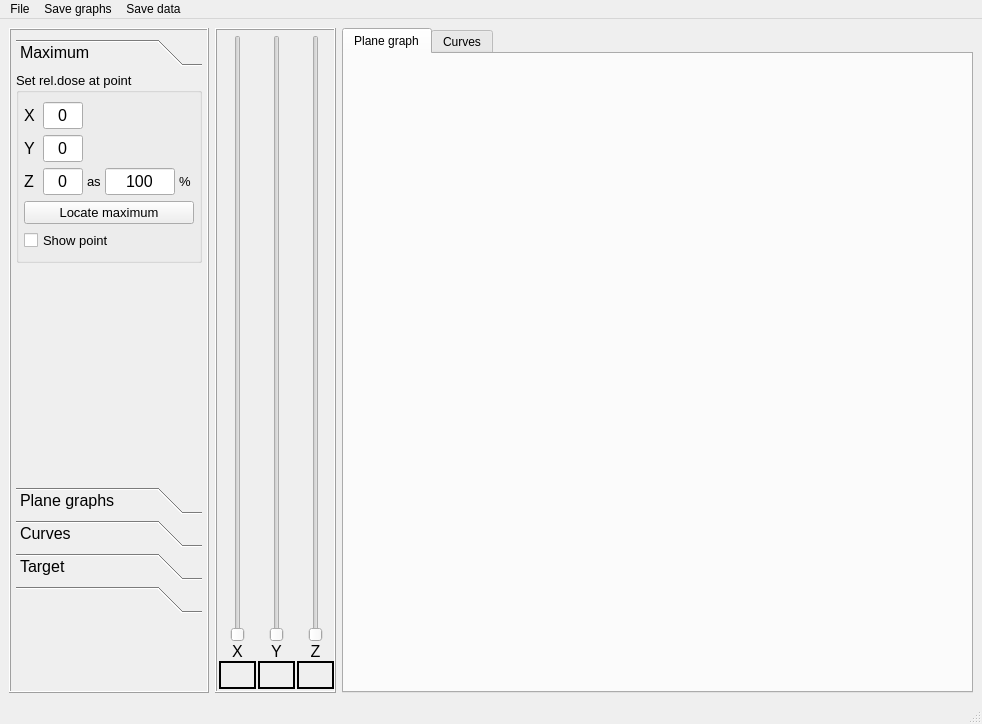
First picture: the form in mainwindow.ui, repository LionIvy/ISOview, before the edit.
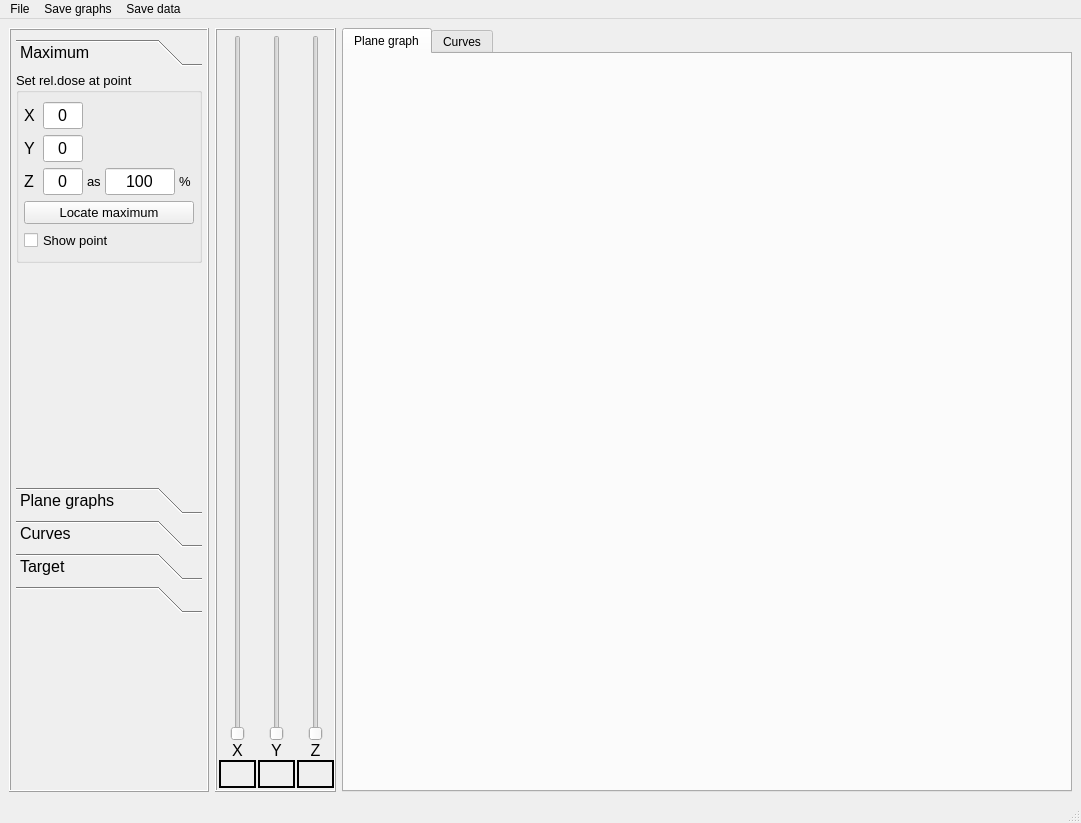
Second picture: the form after the edit. The open tabs and pages were chosen to show the change. Custom widgets are drawn as their Qt base class.

Commit message: Начал работу со слоями для отображения точки интереса совместно с графиками

The edit to the form file:
```diff
--- a/mainwindow.ui
+++ b/mainwindow.ui
@@ -6,8 +6,8 @@
    <rect>
     <x>0</x>
     <y>0</y>
-    <width>982</width>
-    <height>724</height>
+    <width>1081</width>
+    <height>823</height>
    </rect>
   </property>
   <property name="windowTitle">
@@ -1854,8 +1854,8 @@
           </property>
           <property name="minimumSize">
            <size>
-            <width>600</width>
-            <height>600</height>
+            <width>700</width>
+            <height>700</height>
            </size>
           </property>
           <property name="maximumSize">
@@ -1872,6 +1872,32 @@
           </property>
          </widget>
         </item>
+        <item row="1" column="0">
+         <spacer name="verticalSpacer_3">
+          <property name="orientation">
+           <enum>Qt::Vertical</enum>
+          </property>
+          <property name="sizeHint" stdset="0">
+           <size>
+            <width>20</width>
+            <height>40</height>
+           </size>
+          </property>
+         </spacer>
+        </item>
+        <item row="0" column="1">
+         <spacer name="horizontalSpacer_2">
+          <property name="orientation">
+           <enum>Qt::Horizontal</enum>
+          </property>
+          <property name="sizeHint" stdset="0">
+           <size>
+            <width>40</width>
+            <height>20</height>
+           </size>
+          </property>
+         </spacer>
+        </item>
        </layout>
       </widget>
       <widget class="QWidget" name="Curve_graph_tab">
@@ -1944,7 +1970,7 @@
     <rect>
      <x>0</x>
      <y>0</y>
-     <width>982</width>
+     <width>1081</width>
      <height>26</height>
     </rect>
    </property>
```
Left out of the diff: 30 changed lines with no effect on the pictures. The commit also changes 2 other files.
